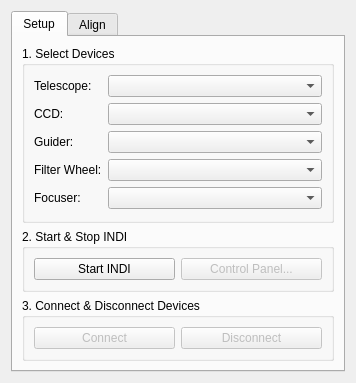
Before: the Qt Designer form kstars/ekos/ekosmanager.ui in KDE/kstars, drawn with Qt 5.
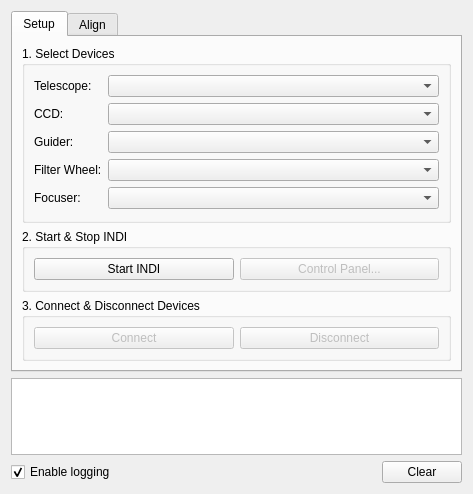
After: the same form once the commit is applied. Custom widgets are drawn as their Qt base class.

```diff
--- a/kstars/ekos/ekosmanager.ui
+++ b/kstars/ekos/ekosmanager.ui
@@ -6,8 +6,8 @@
    <rect>
     <x>0</x>
     <y>0</y>
-    <width>356</width>
-    <height>370</height>
+    <width>473</width>
+    <height>494</height>
    </rect>
   </property>
   <property name="windowTitle">
@@ -218,6 +218,47 @@
      </widget>
     </widget>
    </item>
+   <item>
+    <widget class="QPlainTextEdit" name="ekosLogOut">
+     <property name="readOnly">
+      <bool>true</bool>
+     </property>
+    </widget>
+   </item>
+   <item>
+    <layout class="QHBoxLayout" name="horizontalLayout_2">
+     <item>
+      <widget class="QCheckBox" name="enableLoggingCheck">
+       <property name="text">
+        <string>Enable logging</string>
+       </property>
+       <property name="checked">
+        <bool>true</bool>
+       </property>
+      </widget>
+     </item>
+     <item>
+      <spacer name="horizontalSpacer">
+       <property name="orientation">
+        <enum>Qt::Horizontal</enum>
+       </property>
+       <property name="sizeHint" stdset="0">
+        <size>
+         <width>40</width>
+         <height>20</height>
+        </size>
+       </property>
+      </spacer>
+     </item>
+     <item>
+      <widget class="QPushButton" name="clearB">
+       <property name="text">
+        <string>Clear</string>
+       </property>
+      </widget>
+     </item>
+    </layout>
+   </item>
   </layout>
  </widget>
  <customwidgets>
```
Left out of the diff: 2 changed lines with no effect on the pictures.
